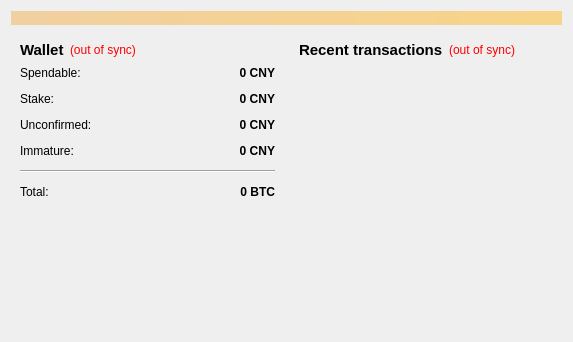
First picture: the form in src/qt/forms/overviewpage.ui, repository biz2013/AXFunds, before the edit.
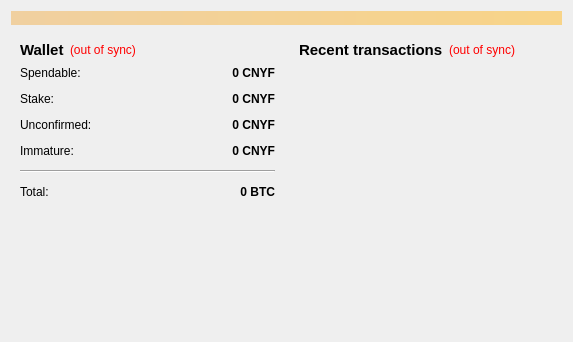
Second picture: the form after the edit.

Commit message: update wallet & name to CNYF

Patch:
```diff
--- a/src/qt/forms/overviewpage.ui
+++ b/src/qt/forms/overviewpage.ui
@@ -118,7 +118,7 @@
                <string>Your current spendable balance</string>
               </property>
               <property name="text">
-               <string notr="true">0 CNY</string>
+               <string notr="true">0 CNYF</string>
               </property>
               <property name="alignment">
                <set>Qt::AlignRight|Qt::AlignTrailing|Qt::AlignVCenter</set>
@@ -150,7 +150,7 @@
                <string>Total of coins that was staked, and do not yet count toward the current balance</string>
               </property>
               <property name="text">
-               <string notr="true">0 CNY</string>
+               <string notr="true">0 CNYF</string>
               </property>
               <property name="alignment">
                <set>Qt::AlignRight|Qt::AlignTrailing|Qt::AlignVCenter</set>
@@ -182,7 +182,7 @@
                <string>Total of transactions that have yet to be confirmed, and do not yet count toward the current balance</string>
               </property>
               <property name="text">
-               <string notr="true">0 CNY</string>
+               <string notr="true">0 CNYF</string>
               </property>
               <property name="alignment">
                <set>Qt::AlignRight|Qt::AlignTrailing|Qt::AlignVCenter</set>
@@ -211,7 +211,7 @@
                <string>Mined balance that has not yet matured</string>
               </property>
               <property name="text">
-               <string notr="true">0 CNY</string>
+               <string notr="true">0 CNYF</string>
               </property>
               <property name="alignment">
                <set>Qt::AlignRight|Qt::AlignTrailing|Qt::AlignVCenter</set>
```
Left out of the diff: 4 changed lines with no effect on the pictures. The commit also changes 30 other files.
